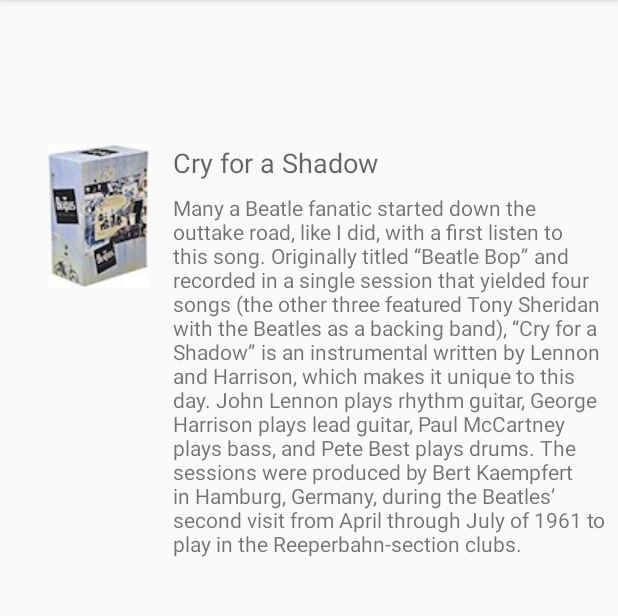
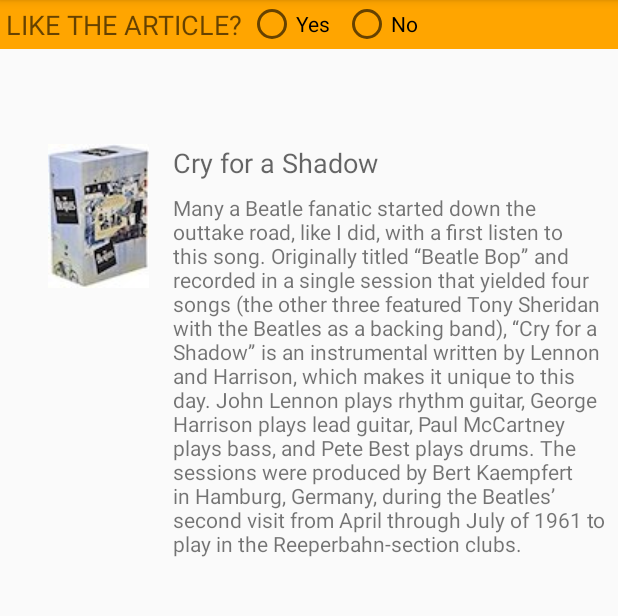
Before and after one commit to pedrovt/cm, an Android app: the screen it shows after launch (MainActivity), on a phone screen of 412 x 824 dp, the part 84-700 px from its top. Run offline under Robolectric (Android 15) with nearby library versions, the light colour scheme and no system bars.

Commit message:
Added Lab 2, Exercise 2 (Fragments), Static

```diff
--- /dev/null
+++ b/Lab2/2_Fragments/FragmentExample_start/app/src/main/java/com/example/android/fragmentexample/SimpleFragment.java
@@ -0,0 +1,59 @@
+package com.example.android.fragmentexample;
+
+import android.os.Bundle;
+import android.support.v4.app.Fragment;
+import android.view.LayoutInflater;
+import android.view.View;
+import android.view.ViewGroup;
+import android.widget.RadioGroup;
+import android.widget.TextView;
+
+
+/**
+ * A simple {@link Fragment} subclass.
+ */
+public class SimpleFragment extends Fragment {
+
+    private static final int YES = 0;
+    private static final int NO = 1;
+
+    public SimpleFragment() {
+        // Required empty public constructor
+    }
+
+
+    @Override
+    public View onCreateView(LayoutInflater inflater, ViewGroup container,
+                             Bundle savedInstanceState) {
+        // Inflate the layout for this fragment.
+        final View rootView =
+                inflater.inflate(R.layout.fragment_simple, container, false);
+        final RadioGroup radioGroup = rootView.findViewById(R.id.radio_group);
+
+        // Set the radioGroup onCheckedChanged listener.
+        radioGroup.setOnCheckedChangeListener(new
+          RadioGroup.OnCheckedChangeListener() {
+              @Override
+              public void onCheckedChanged(RadioGroup group, int checkedId) {
+                  View radioButton = radioGroup.findViewById(checkedId);
+                  int index = radioGroup.indexOfChild(radioButton);
+                  TextView textView =
+                          rootView.findViewById(R.id.fragment_header);
+                  switch (index) {
+                      case YES: // User chose "Yes."
+                          textView.setText(R.string.yes_message);
+                          break;
+                      case NO: // User chose "No."
+                          textView.setText(R.string.no_message);
+                          break;
+                      default: // No choice made.
+                          // Do nothing.
+                          break;
+                  }
+              }
+          });
+
+        // Return the View for the fragment's UI.
+        return rootView;
+    }
+}
--- a/Lab2/2_Fragments/FragmentExample_start/app/src/main/res/layout/activity_main.xml
+++ b/Lab2/2_Fragments/FragmentExample_start/app/src/main/res/layout/activity_main.xml
@@ -73,4 +73,14 @@
             tools:layout_editor_absoluteY="288dp"/>
     </ScrollView>
 
+    <fragment
+        android:id="@+id/fragment"
+        android:name="com.example.android.fragmentexample.SimpleFragment"
+        android:layout_width="0dp"
+        android:layout_height="wrap_content"
+        app:layout_constraintLeft_toLeftOf="parent"
+        app:layout_constraintRight_toRightOf="parent"
+        app:layout_constraintTop_toTopOf="parent"
+        tools:layout="@layout/fragment_simple" />
+
 </android.support.constraint.ConstraintLayout>
--- /dev/null
+++ b/Lab2/2_Fragments/FragmentExample_start/app/src/main/res/layout/fragment_simple.xml
@@ -0,0 +1,38 @@
+<?xml version="1.0" encoding="utf-8"?>
+<LinearLayout xmlns:android="http://schemas.android.com/apk/res/android"
+    xmlns:tools="http://schemas.android.com/tools"
+    android:layout_width="wrap_content"
+    android:layout_height="match_parent"
+    tools:context=".SimpleFragment"
+    android:background="@color/my_fragment_color"
+    android:orientation="horizontal">
+
+    <TextView
+        android:id="@+id/fragment_header"
+        android:layout_width="wrap_content"
+        android:layout_height="wrap_content"
+        android:padding="4dp"
+        android:text="@string/question_article"
+        android:textAppearance="@style/Base.TextAppearance.AppCompat.Medium" />
+
+    <RadioGroup
+        android:id="@+id/radio_group"
+        android:layout_width="wrap_content"
+        android:layout_height="wrap_content"
+        android:orientation="horizontal">
+
+        <RadioButton
+            android:id="@+id/radio_button_yes"
+            android:layout_width="wrap_content"
+            android:layout_height="wrap_content"
+            android:layout_marginRight="8dp"
+            android:text="@string/yes" />
+
+        <RadioButton
+            android:id="@+id/radio_button_no"
+            android:layout_width="wrap_content"
+            android:layout_height="wrap_content"
+            android:layout_marginRight="8dp"
+            android:text="@string/no" />
+    </RadioGroup>
+</LinearLayout>
--- a/Lab2/2_Fragments/FragmentExample_start/app/src/main/res/values/strings.xml
+++ b/Lab2/2_Fragments/FragmentExample_start/app/src/main/res/values/strings.xml
@@ -39,4 +39,7 @@
     <!-- Text for the exception message in FragmentCommunicate. -->
     <string name="exception_message">must implement OnFragmentInteractionListener</string>
 
+    <!-- TODO: Remove or change this placeholder text -->
+    <string name="hello_blank_fragment">Hello blank fragment</string>
+
 </resources>
```
